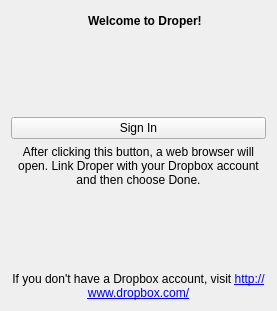
This is signinpage.ui in lawand/droper as Qt 5 draws it before an edit. The edited form follows.
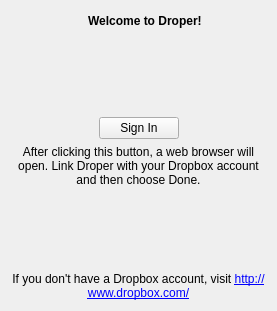
This is the edited form. Icons and pictures are not drawn.

Commit message: made the sign in button centralized

```diff
--- a/signinpage.ui
+++ b/signinpage.ui
@@ -99,6 +99,21 @@
     </spacer>
    </item>
    <item>
+    <layout class="QHBoxLayout" name="horizontalLayout_2">
+     <item>
+      <spacer name="horizontalSpacer_3">
+       <property name="orientation">
+        <enum>Qt::Horizontal</enum>
+       </property>
+       <property name="sizeHint" stdset="0">
+        <size>
+         <width>40</width>
+         <height>20</height>
+        </size>
+       </property>
+      </spacer>
+     </item>
+     <item>
     <widget class="QPushButton" name="signInPushButton">
      <property name="contextMenuPolicy">
       <enum>Qt::NoContextMenu</enum>
@@ -107,6 +122,21 @@
       <string>Sign In</string>
      </property>
     </widget>
+     </item>
+     <item>
+      <spacer name="horizontalSpacer_4">
+       <property name="orientation">
+        <enum>Qt::Horizontal</enum>
+       </property>
+       <property name="sizeHint" stdset="0">
+        <size>
+         <width>40</width>
+         <height>20</height>
+        </size>
+       </property>
+      </spacer>
+     </item>
+    </layout>
    </item>
    <item>
     <widget class="QLabel" name="signInDescriptionLabel">
```
Lines whose indentation alone changed are shown as unchanged.
